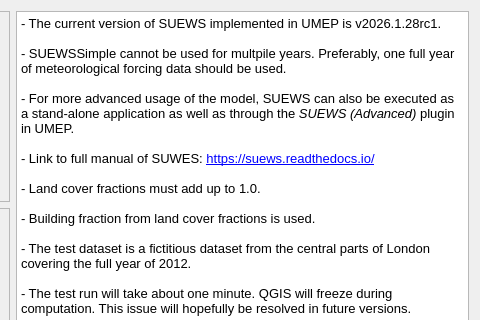
Old version of the form SuewsSimple/suews_simple_dialog_base.ui in the repository UMEP-dev/UMEP; both pictures show x 941 to 1421 and y 0 to 320 of the 1421 by 747 pixel window.
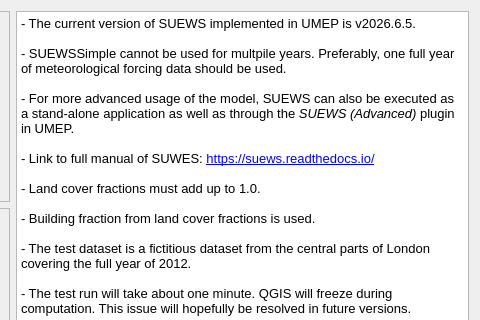
New version of the form.

The edit to the form file:
```diff
--- a/SuewsSimple/suews_simple_dialog_base.ui
+++ b/SuewsSimple/suews_simple_dialog_base.ui
@@ -345,7 +345,7 @@
 &lt;html&gt;&lt;head&gt;&lt;meta name=&quot;qrichtext&quot; content=&quot;1&quot; /&gt;&lt;style type=&quot;text/css&quot;&gt;
 p, li { white-space: pre-wrap; }
 &lt;/style&gt;&lt;/head&gt;&lt;body style=&quot; font-family:'MS Shell Dlg 2'; font-size:7.8pt; font-weight:400; font-style:normal;&quot;&gt;
-&lt;p style=&quot; margin-top:0px; margin-bottom:0px; margin-left:0px; margin-right:0px; -qt-block-indent:0; text-indent:0px;&quot;&gt;&lt;span style=&quot; font-size:10pt;&quot;&gt;- The current version of SUEWS implemented in UMEP is v2026.1.28rc1.&lt;/span&gt;&lt;/p&gt;
+&lt;p style=&quot; margin-top:0px; margin-bottom:0px; margin-left:0px; margin-right:0px; -qt-block-indent:0; text-indent:0px;&quot;&gt;&lt;span style=&quot; font-size:10pt;&quot;&gt;- The current version of SUEWS implemented in UMEP is v2026.6.5.&lt;/span&gt;&lt;/p&gt;
 &lt;p style=&quot;-qt-paragraph-type:empty; margin-top:0px; margin-bottom:0px; margin-left:0px; margin-right:0px; -qt-block-indent:0; text-indent:0px; font-size:10pt;&quot;&gt;&lt;br /&gt;&lt;/p&gt;
 &lt;p style=&quot; margin-top:0px; margin-bottom:0px; margin-left:0px; margin-right:0px; -qt-block-indent:0; text-indent:0px;&quot;&gt;&lt;span style=&quot; font-size:10pt;&quot;&gt;- SUEWSSimple cannot be used for multpile years. Preferably, one full year of meteorological forcing data should be used.&lt;/span&gt;&lt;/p&gt;
 &lt;p style=&quot;-qt-paragraph-type:empty; margin-top:0px; margin-bottom:0px; margin-left:0px; margin-right:0px; -qt-block-indent:0; text-indent:0px; font-size:10pt;&quot;&gt;&lt;br /&gt;&lt;/p&gt;
```
